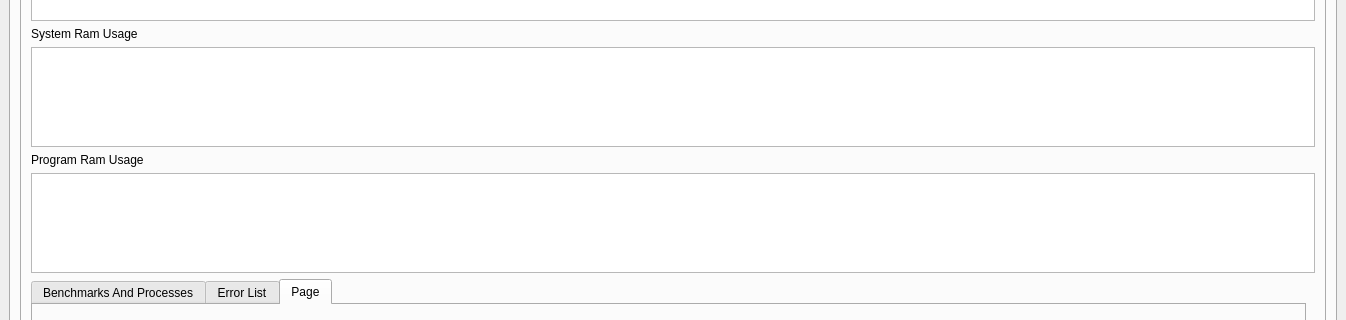
Qt form gui.ui (ryanq47/WhisperNet) before a commit; both pictures show x 0 to 1346 and y 197 to 517 of the 1346 by 806 pixel window.
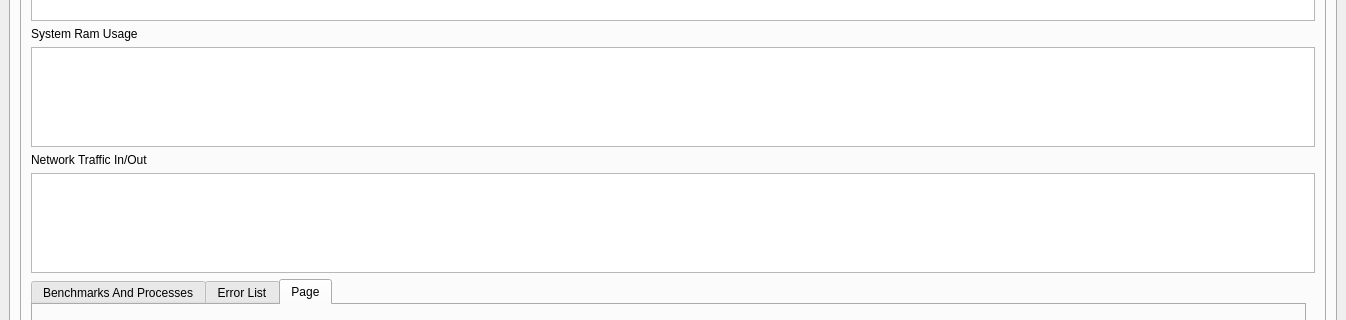
The same form after that commit. Icons and pictures are not drawn.

Commit message: started a network graph, still way off in values

```diff
--- a/gui.ui
+++ b/gui.ui
@@ -4709,7 +4709,7 @@
             <item row="4" column="0">
              <widget class="QLabel" name="label_81">
               <property name="text">
-               <string>Program Ram Usage</string>
+               <string>Network Traffic In/Out</string>
               </property>
              </widget>
             </item>
```
Left out of the diff: 2 changed lines with no effect on the pictures. The commit also changes 4 other files.
